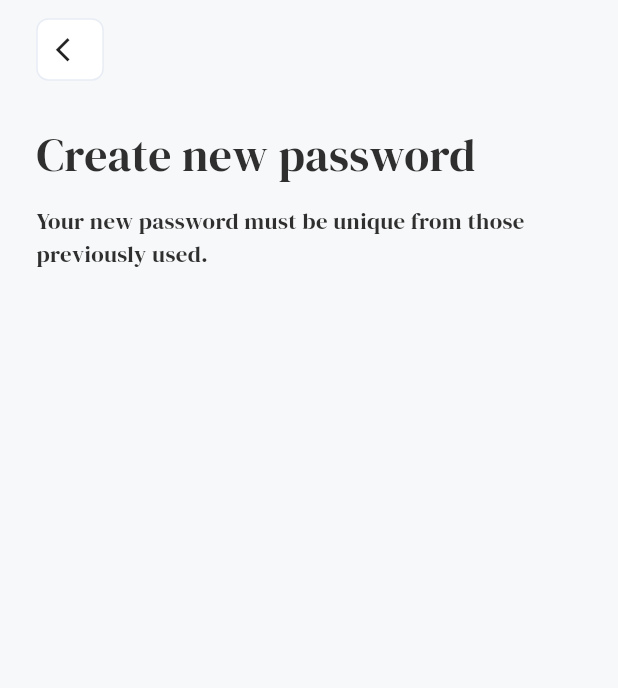
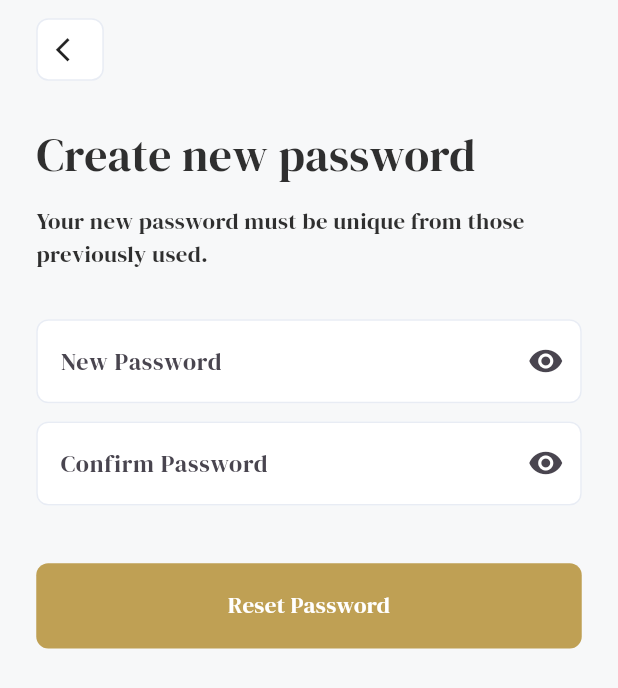
Before and after one commit to abohanafy7ragab/Bookia, a Flutter app: the CreateNewPasswordScreen screen opened by its route, on a phone screen of 412 x 824 dp. Shown: the top 688 px of the screen. Run offline on Flutter 3.47's test engine with Material 3 defaults, Android fonts, the phone set to English and light mode, and no system bars; our stand-ins replace bloc, dio, easy_localization, flutter_bloc, flutter_screenutil, pin_code_fields and 3 more; accounts and stored records are empty.

Commit message:
password changed screen

```diff
--- a/lib/core/routes/app_router.dart
+++ b/lib/core/routes/app_router.dart
@@ -9,6 +9,7 @@ import 'package:bookia/features/forget_password/presentation/cubit/forget_passwo
 import 'package:bookia/features/forget_password/presentation/ui/create_new_password_screen.dart';
 import 'package:bookia/features/forget_password/presentation/ui/forget_password_screen.dart';
 import 'package:bookia/features/forget_password/presentation/ui/otp_verifcation.dart';
+import 'package:bookia/features/forget_password/presentation/ui/password_changed_screen.dart';
 import 'package:bookia/features/home/presentation/cubit/home_cubit.dart';
 import 'package:bookia/features/home/presentation/ui/home_screen.dart';
 import 'package:bookia/features/home/presentation/ui/search_screen.dart';
@@ -73,6 +74,8 @@ class AppRouter {
         return MaterialPageRoute(builder: (_) => OtpVerifcation());
       case AppRoutes.createNewPasswordScreen:
         return MaterialPageRoute(builder: (_) => CreateNewPasswordScreen());
+      case AppRoutes.PasswordChangedScreen:
+        return MaterialPageRoute(builder: (_) => PasswordChangedScreen());
     }
     return null;
   }
--- a/lib/core/routes/app_routes.dart
+++ b/lib/core/routes/app_routes.dart
@@ -9,4 +9,5 @@ class AppRoutes {
   static const String forgetPasswordScreen = "forget_password_screen";
   static const String OtpVerifcation = "otp_verfcation_screen";
   static const String createNewPasswordScreen = "create_new_password_screen";
+  static const String PasswordChangedScreen = "password_changed_screen";
 }
--- a/lib/features/forget_password/presentation/ui/create_new_password_screen.dart
+++ b/lib/features/forget_password/presentation/ui/create_new_password_screen.dart
@@ -1,18 +1,40 @@
+import 'package:bookia/core/routes/app_routes.dart';
+import 'package:bookia/core/theme/app_colors.dart';
 import 'package:bookia/core/theme/app_text_style.dart';
+import 'package:bookia/core/widgets/app_button.dart';
 import 'package:bookia/core/widgets/arrow_back.dart';
 import 'package:flutter/cupertino.dart';
 import 'package:flutter/material.dart';
 import 'package:flutter_screenutil/flutter_screenutil.dart';
 
-class CreateNewPasswordScreen extends StatelessWidget {
+class CreateNewPasswordScreen extends StatefulWidget {
   const new({super.key});
+
+  @override
+  State<CreateNewPasswordScreen> createState() =>
+      _CreateNewPasswordScreenState();
+}
+
+class _CreateNewPasswordScreenState extends State<CreateNewPasswordScreen> {
+  final _passwordController = TextEditingController();
+
+  final _passwordController2 = TextEditingController();
+
+  bool isObscure = false;
+
+  bool isObscure2 = false;
+
+  final _key = GlobalKey<FormState>();
 
   @override
   Widget build(BuildContext context) {
     return Scaffold(
-      body:  SafeArea(
+      body: SafeArea(
         child: Padding(
           padding: EdgeInsets.symmetric(horizontal: 22.w),
+          child: Form(
+            key: _key,
+            autovalidateMode: AutovalidateMode.onUserInteraction,
             child: Column(
               children: [
                 12.verticalSpace,
@@ -20,15 +42,116 @@ class CreateNewPasswordScreen extends StatelessWidget {
                 28.verticalSpace,
                 Align(
                   alignment: Alignment.centerLeft,
-                child: Text("Create new password", style: AppTextStyle.f30Regular),
+                  child: Text(
+                    "Create new password",
+                    style: AppTextStyle.f30Regular,
+                  ),
                 ),
                 10.verticalSpace,
                 Text(
                   "Your new password must be unique from those previously used.",
                   style: AppTextStyle.f15dark,
                 ),
-
+                32.verticalSpace,
+                TextFormField(
+                  obscureText: true,
+                  onTapOutside: (event) {
+                    FocusManager.instance.primaryFocus?.unfocus();
+                  },
+                  validator: (value) {
+                    if (value == null || value.trim().isEmpty) {
+                      return 'Please enter your password';
+                    }
+                    if (value.length < 8)
+                      return 'password should be at least 8 caharacters';
+                    if (value != _passwordController.text)
+                      return 'password do not match';
+                    return null;
+                  },
+                  // autovalidateMode: AutovalidateMode.onUnfocus,
+                  controller: _passwordController,
+                  decoration: InputDecoration(
+                    fillColor: Colors.white,
+                    filled: true,
+                    enabledBorder: OutlineInputBorder(
+                      borderRadius: BorderRadius.circular(8),
+                      borderSide: BorderSide(color: AppColors.border),
+                    ),
+                    focusedBorder: OutlineInputBorder(
+                      borderRadius: BorderRadius.circular(8),
+                      borderSide: BorderSide(color: AppColors.main),
+                    ),
+                    errorBorder: OutlineInputBorder(
+                      borderRadius: BorderRadius.circular(8),
+                      borderSide: BorderSide(color: Colors.red),
+                    ),
+                    hintText: "New Password",
+                    suffixIcon: InkWell(
+                      onTap: () {
+                        setState(() {
+                          isObscure = !isObscure;
+                        });
+                      },
+                      child: Icon(Icons.visibility),
+                    ),
+                  ),
+                ),
+                12.verticalSpace,
+                TextFormField(
+                  obscureText: true,
+                  onTapOutside: (event) {
+                    FocusManager.instance.primaryFocus?.unfocus();
+                  },
+                  validator: (value) {
+                    if (value == null || value.trim().isEmpty) {
+                      return 'Please enter your password';
+                    }
+                    if (value.length < 8)
+                      return 'password should be at least 8 caharacters';
+                    return null;
+                  },
+                  // autovalidateMode: AutovalidateMode.onUnfocus,
+                  controller: _passwordController2,
+                  decoration: InputDecoration(
+                    fillColor: Colors.white,
+                    filled: true,
+                    enabledBorder: OutlineInputBorder(
+                      borderRadius: BorderRadius.circular(8),
+                      borderSide: BorderSide(color: AppColors.border),
+                    ),
+                    focusedBorder: OutlineInputBorder(
+                      borderRadius: BorderRadius.circular(8),
+                      borderSide: BorderSide(color: AppColors.main),
+                    ),
+                    errorBorder: OutlineInputBorder(
+                      borderRadius: BorderRadius.circular(8),
+                      borderSide: BorderSide(color: Colors.red),
+                    ),
+                    hintText: "Confirm Password",
+                    suffixIcon: InkWell(
+                      onTap: () {
+                        setState(() {
+                          isObscure2 = !isObscure2;
+                        });
+                      },
+                      child: Icon(Icons.visibility),
+                    ),
+                  ),
+                ),
+                38.verticalSpace,
+                AppButton(
+                  text: "Reset Password",
+                  onTap: () {
+                    if (_key.currentState!.validate()) {
+                      Navigator.pushNamed(
+                        context,
+                        AppRoutes.PasswordChangedScreen,
+                      );
+                    }
+                  },
+                ),
               ],
+            ),
           ),
         ),
       ),
```
Also changed, not shown: lib/features/forget_password/presentation/ui/password_changed_screen.dart (added, +11 -0 lines), 1 other file. Lines whose indentation alone changed are shown as unchanged.
